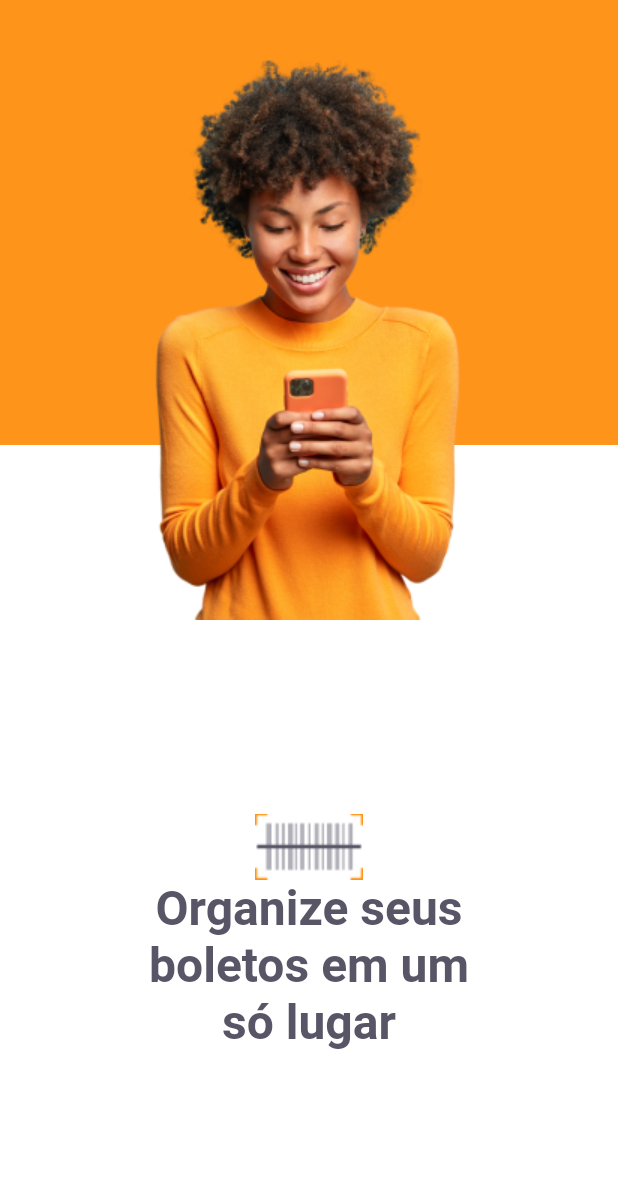
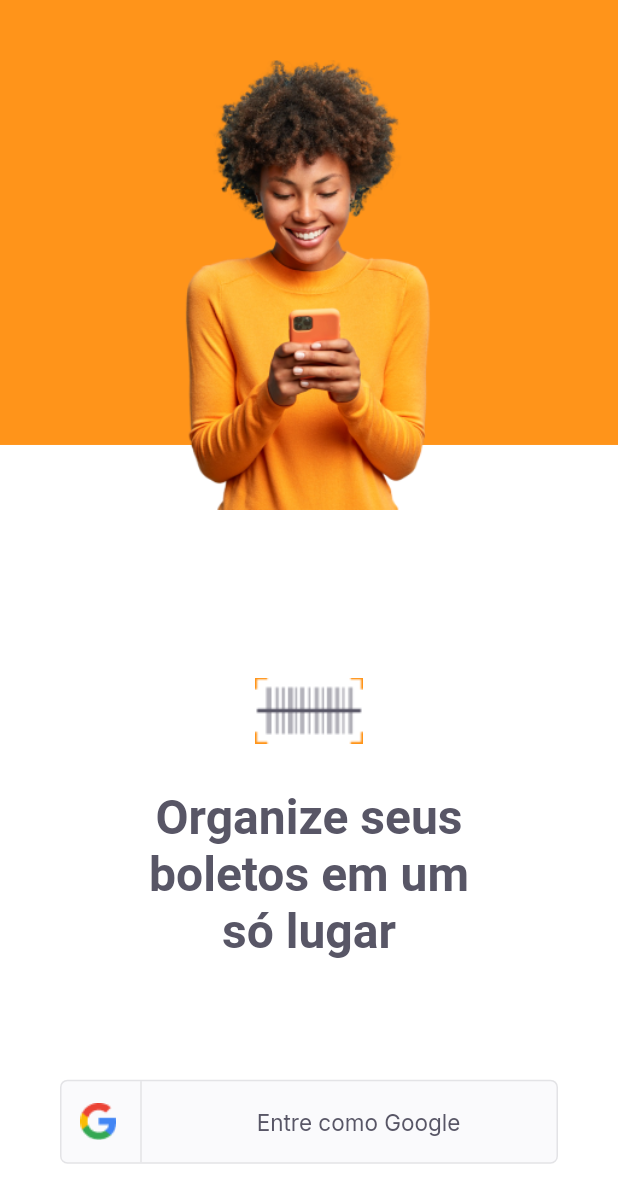
Before and after one commit to ruanvalente/payflow, a Flutter app: the screen it shows after launch, on a phone screen of 412 x 824 dp. Shown: the top 1203 px of the screen. Run offline on Flutter 3.47's test engine with Material 2 defaults, Android fonts, the phone set to English and light mode, and no system bars; our stand-ins replace google_fonts.

Commit message:
feat: added social login button

```diff
--- a/lib/modules/login/login_screen.dart
+++ b/lib/modules/login/login_screen.dart
@@ -1,7 +1,11 @@
+// Core
 import 'package:flutter/material.dart';
+
+// Themes
 import 'package:payflow/shared/themes/app_colors.dart';
 import 'package:payflow/shared/themes/app_images.dart';
 import 'package:payflow/shared/themes/app_text_style.dart';
+import 'package:payflow/shared/widgets/social_login_button/social_button.dart';
 
 class LoginScreen extends StatefulWidget {
   const LoginScreen({Key? key}) : super(key: key);
@@ -31,10 +35,10 @@ class _LoginScreenState extends State<LoginScreen> {
               top: 40,
               right: 0,
               left: 0,
-              child: Image.asset(AppImages.person, width: 208, height: 373),
+              child: Image.asset(AppImages.person, width: 208, height: 300),
             ),
             Positioned(
-              bottom: size.height * 0.15,
+              bottom: size.height * 0.01,
               left: 0,
               right: 0,
               child: Column(
@@ -42,11 +46,24 @@ class _LoginScreenState extends State<LoginScreen> {
                 crossAxisAlignment: CrossAxisAlignment.center,
                 children: [
                   Image.asset(AppImages.logomini),
-                  Text(
-                    'Organize seus\nboletos em um\nsó lugar',
-                    textAlign: TextAlign.center,
-                    style: TextStyles.titleHome,
+                  Padding(
+                    padding: const EdgeInsets.only(
+                        top: 30, left: 70, right: 70, bottom: 40),
+                    child: Text(
+                      'Organize seus\nboletos em um\nsó lugar',
+                      textAlign: TextAlign.center,
+                      style: TextStyles.titleHome,
+                    ),
                   ),
+                  Padding(
+                    padding: const EdgeInsets.all(40),
+                    child: SocialLoginButton(
+                      onTap: () {
+                        print('oi');
+                      },
+                      title: 'Entre como Google',
+                    ),
+                  )
                 ],
               ),
             ),
--- /dev/null
+++ b/lib/shared/widgets/social_login_button/social_button.dart
@@ -0,0 +1,65 @@
+import 'package:flutter/material.dart';
+import 'package:payflow/shared/themes/app_colors.dart';
+import 'package:payflow/shared/themes/app_images.dart';
+import 'package:payflow/shared/themes/app_text_style.dart';
+
+class SocialLoginButton extends StatelessWidget {
+  final String title;
+  final VoidCallback onTap;
+
+  const SocialLoginButton({
+    Key? key,
+    required String this.title,
+    required this.onTap,
+  }) : super(key: key);
+
+  @override
+  Widget build(BuildContext context) {
+    final size = MediaQuery.of(context).size;
+
+    return InkWell(
+      onTap: onTap,
+      child: Container(
+        height: 56,
+        decoration: BoxDecoration(
+          color: AppColors.shape,
+          borderRadius: BorderRadius.circular(5),
+          border: Border.fromBorderSide(
+            BorderSide(color: AppColors.stroke),
+          ),
+        ),
+        child: Row(
+          children: [
+            Expanded(
+              flex: 1,
+              child: Row(
+                mainAxisAlignment: MainAxisAlignment.center,
+                children: [
+                  Image.asset(AppImages.google),
+                  SizedBox(width: 16),
+                  Container(
+                    height: 56,
+                    width: 1,
+                    color: AppColors.stroke,
+                  ),
+                ],
+              ),
+            ),
+            Expanded(
+              flex: 4,
+              child: Row(
+                mainAxisAlignment: MainAxisAlignment.center,
+                children: [
+                  Text(
+                    title,
+                    style: TextStyles.buttonGray,
+                  ),
+                ],
+              ),
+            ),
+          ],
+        ),
+      ),
+    );
+  }
+}
```
